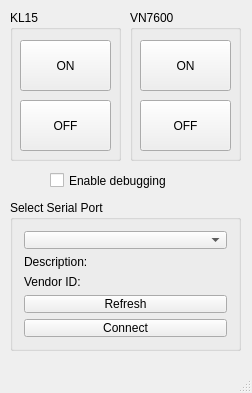
Qt form mainwindow.ui (chapppy/Sample-GUI-for-Relay-Card) before a commit.
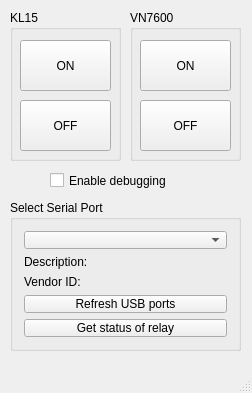
The same form after that commit.

Diff of the .ui file:
```diff
--- a/mainwindow.ui
+++ b/mainwindow.ui
@@ -39,7 +39,7 @@
      <item row="4" column="0">
       <widget class="QPushButton" name="pushButton">
        <property name="text">
-        <string>Refresh</string>
+        <string>Refresh USB ports</string>
        </property>
       </widget>
      </item>
@@ -63,7 +63,7 @@
      <item row="5" column="0">
       <widget class="QPushButton" name="pushButtonConnect">
        <property name="text">
-        <string>Connect</string>
+        <string>Get status of relay</string>
        </property>
       </widget>
      </item>
```
Left out of the diff: 2 changed lines with no effect on the pictures.
